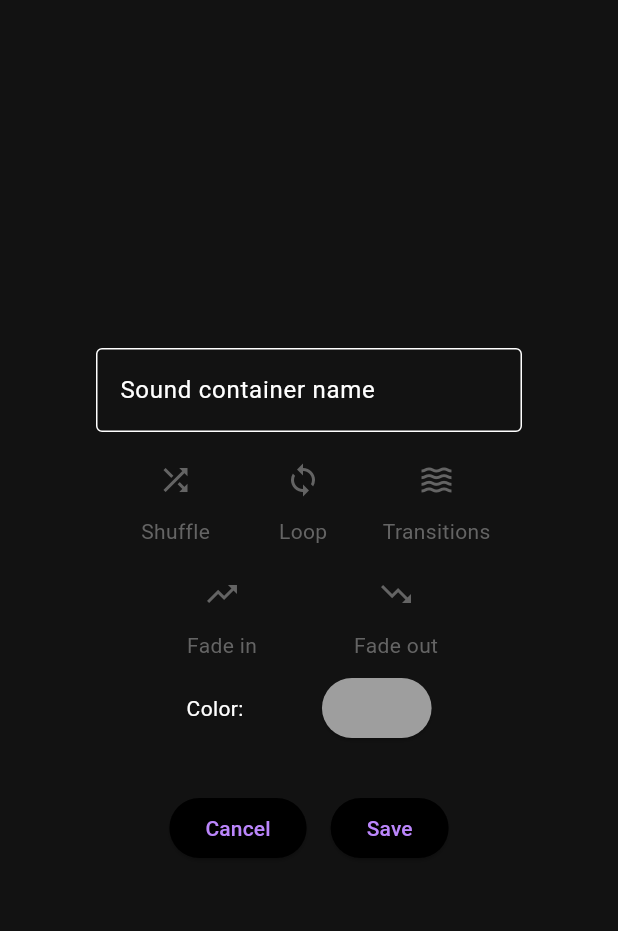
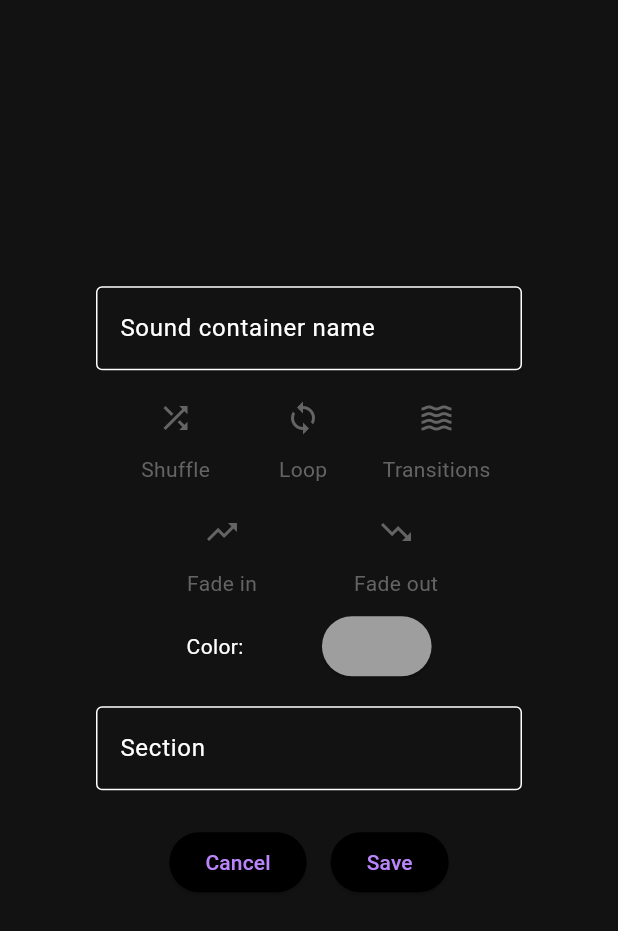
Before and after one commit to MKuzemczak/Soundboard, a Flutter app: the AddSoundContainerDialogBox widget shown alone on an empty page, opened directly with empty values, on a phone screen of 412 x 824 dp. Shown: the top 931 px of the screen. Run offline on Flutter 3.47's test engine with Material 3 defaults, Android fonts, the phone set to English and light mode, and no system bars; our stand-ins replace audioplayers, file_picker, flutter_colorpicker, flutter_slidable, sqflite_common_ffi; missing offline and left inert: flutter_sound, sqflite_common_porter, stretch_wrap; accounts and stored records are empty.

Commit message:
add sections

```diff
--- a/lib/database/db.dart
+++ b/lib/database/db.dart
@@ -58,7 +58,8 @@ class DbHelper {
           "    transitions BIT NOT NULL,"
           "    fadeIn BIT NOT NULL,"
           "    fadeOut BIT NOT NULL,"
-          "    color TEXT);",
+          "    color TEXT,"
+          "    section TEXT);",
         );
         await db.execute(
           "CREATE TABLE IF NOT EXISTS $soundContainersToSoundsTableName ("
@@ -472,7 +473,7 @@ class DbHelper {
   Future<void> insertColumn() async {
     final db = await database;
     await db.execute("ALTER TABLE $soundContainersTableName ADD "
-      "COLUMN color TEXT;");
+      "COLUMN section TEXT;");
   }
 
 }
--- a/lib/database/sound_containter_details.dart
+++ b/lib/database/sound_containter_details.dart
@@ -9,6 +9,7 @@ class SoundContainerDetails {
   bool fadeIn;
   bool fadeOut;
   Color? color;
+  String section;
 
   SoundContainerDetails({
     this.soundContainerId,
@@ -19,6 +20,7 @@ class SoundContainerDetails {
     required this.fadeIn,
     required this.fadeOut,
     required this.color,
+    required this.section,
   });
 
   SoundContainerDetails clone() {
@@ -31,6 +33,7 @@ class SoundContainerDetails {
       fadeIn: fadeIn,
       fadeOut: fadeOut,
       color: color,
+      section: section,
     );
   }
 
@@ -42,6 +45,7 @@ class SoundContainerDetails {
       "transitions": (transitions ? "1" : "0"),
       "fadeIn": (fadeIn ? "1" : "0"),
       "fadeOut": (fadeOut ? "1" : "0"),
+      "section": section
     };
     if (soundContainerId != null) {
       map["soundContainerId"] = soundContainerId.toString();
@@ -62,6 +66,7 @@ class SoundContainerDetails {
       fadeIn: map["fadeIn"] == 1,
       fadeOut: map["fadeOut"] == 1,
       color: (map["color"] == null ? null : Color(int.parse(map["color"], radix: 16))),
+      section: map["section"] ?? "",
     );
   }
 
@@ -75,6 +80,7 @@ class SoundContainerDetails {
         "transitions: $transitions, "
         "fadeIn: $fadeIn, "
         "fadeOut: $fadeOut, "
-        "color: $color}";
+        "color: $color, "
+        "section: $section}";
   }
 }
--- a/lib/utilities/add_sound_container_dialog_box.dart
+++ b/lib/utilities/add_sound_container_dialog_box.dart
@@ -5,6 +5,7 @@ import 'package:sounboard/database/sound_containter_details.dart';
 
 class AddSoundContainerDialogBox extends StatefulWidget {
   final TextEditingController _nameController;
+  final TextEditingController _sectionController;
   final int soundboardId;
   final bool initialShuffleSwitchState;
   final bool initialLoopSwitchState;
@@ -31,7 +32,9 @@ class AddSoundContainerDialogBox extends StatefulWidget {
     required this.isUpdate,
     this.soundContainerId,
     String initialName = "",
-  }) : _nameController = TextEditingController(text: initialName);
+    String initialSection = "",
+  }) : _nameController = TextEditingController(text: initialName),
+       _sectionController = TextEditingController(text: initialSection);
 
   @override
   _AddSoundContainerDialogBoxState createState() =>
@@ -72,7 +75,7 @@ class _AddSoundContainerDialogBoxState
         builder: (BuildContext context, StateSetter setState) {
           return SizedBox(
             width: MediaQuery.sizeOf(context).width * 0.7,
-            height: MediaQuery.sizeOf(context).height * 0.5,
+            height: MediaQuery.sizeOf(context).height * 0.6,
             child: SingleChildScrollView(
               child: Column(
                 mainAxisAlignment: MainAxisAlignment.spaceEvenly,
@@ -271,6 +274,18 @@ class _AddSoundContainerDialogBoxState
                     ),
                   ),
                   Padding(
+                    padding: const EdgeInsets.only(top: 8.0),
+                    child: TextField(
+                      controller: widget._sectionController,
+                      minLines: 1,
+                      maxLines: 1,
+                      decoration: const InputDecoration(
+                        border: OutlineInputBorder(),
+                        hintText: 'Section',
+                      ),
+                    ),
+                  ),
+                  Padding(
                     padding: const EdgeInsets.only(top: 16.0),
                     child: Row(
                       crossAxisAlignment: CrossAxisAlignment.end,
@@ -286,6 +301,7 @@ class _AddSoundContainerDialogBoxState
                             ),
                             onPressed: () {
                               widget._nameController.clear();
+                              widget._sectionController.clear();
                               widget.onCancel();
                             },
                             child: Text('Cancel'),
@@ -373,6 +389,7 @@ class _AddSoundContainerDialogBoxState
       fadeIn: fadeInSwitchState,
       fadeOut: fadeOutSwitchState,
       color: _currentColor,
+      section: widget._sectionController.text,
     );
 
     final dbHelper = DbHelper();
@@ -380,7 +397,9 @@ class _AddSoundContainerDialogBoxState
       soundContainerDetails.soundContainerId = widget.soundContainerId;
       await DbHelper().updateSoundContainer(soundContainerDetails);
     } else {
-      final inserted = await dbHelper.insertSoundContainer(soundContainerDetails);
+      final inserted = await dbHelper.insertSoundContainer(
+        soundContainerDetails,
+      );
       await dbHelper.insertSoundboardToSoundContainerMapping(
         soundboardId: widget.soundboardId,
         soundContainerId: inserted.soundContainerId!,
```
Also changed, not shown: lib/screens/sound_container_screen.dart (+19 -1 lines), lib/screens/soundboard_list_screen.dart (+19 -1 lines), lib/screens/soundboard_view_screen.dart (+88 -27 lines).
